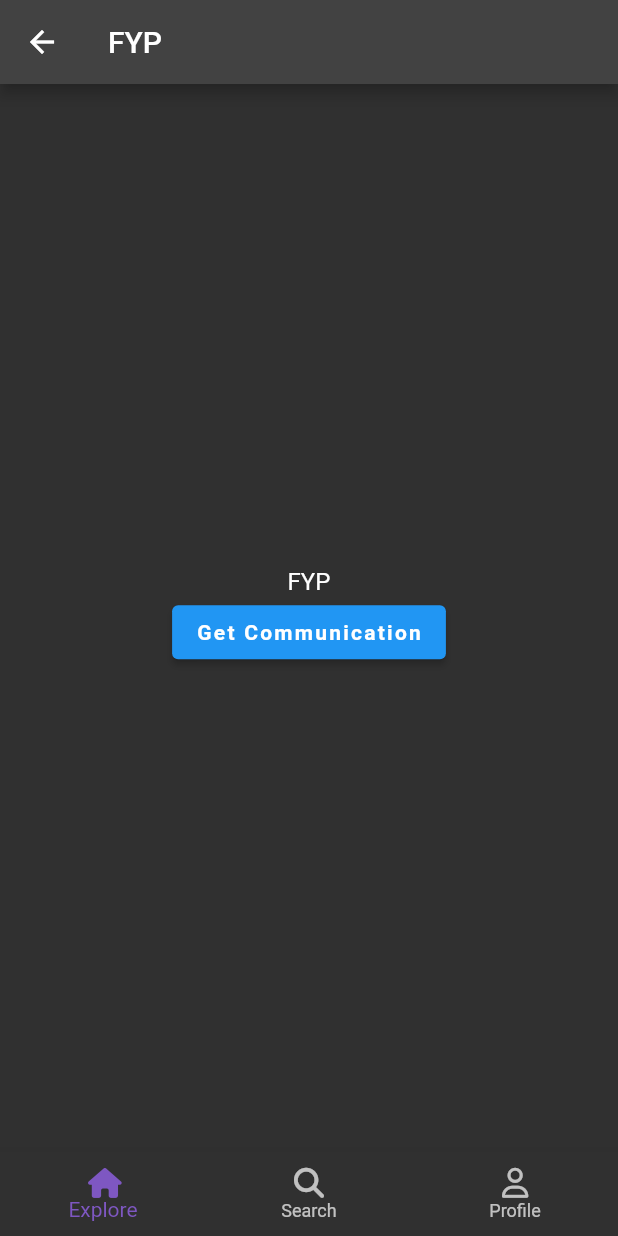
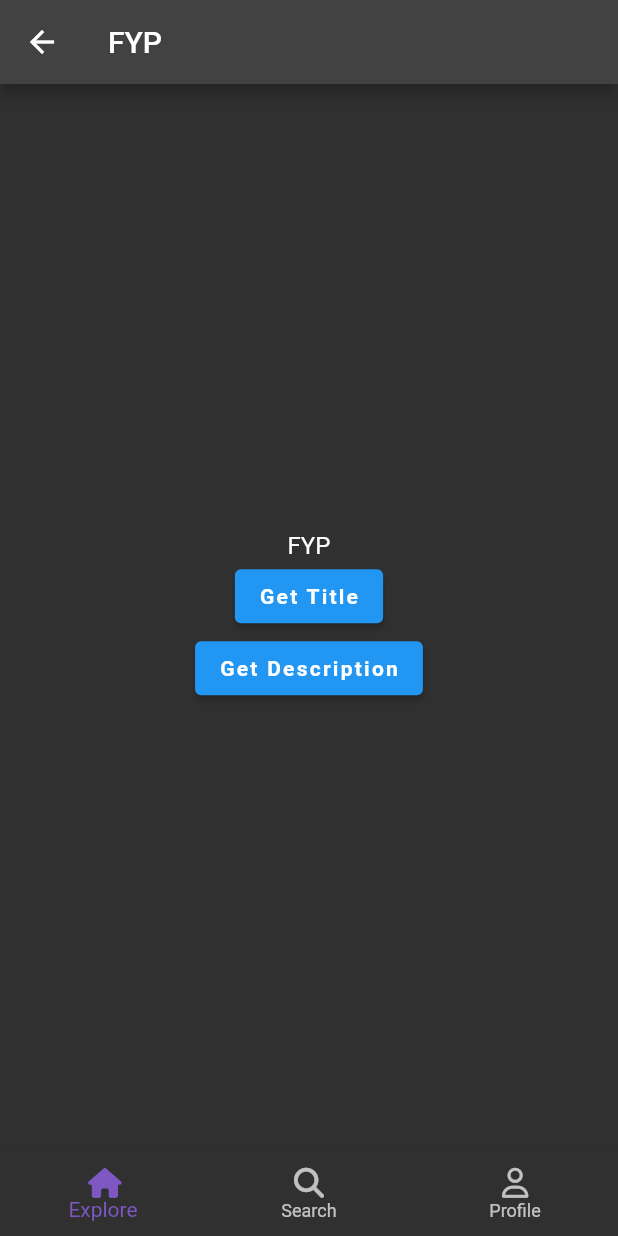
Before and after one commit to halcyonCore/youphoria, a Flutter app: the FypScreen screen opened by its route, on a phone screen of 412 x 824 dp. Run offline on Flutter 3.47's test engine with Material 2 defaults, Android fonts, the phone set to English and light mode, and no system bars; our stand-ins replace cloud_firestore, firebase_auth, firebase_core, font_awesome_flutter, google_fonts, google_sign_in and 1 more; accounts and stored records are empty.

Commit message:
create 1 model on fyp.dart and react to button presses

```diff
--- a/lib/fyp/fyp.dart
+++ b/lib/fyp/fyp.dart
@@ -2,6 +2,15 @@ import 'package:flutter/material.dart';
 import 'package:youphoria/shared/bottom_nav.dart';
 import 'package:youphoria/services/services.dart';
 import 'package:youphoria/shared/shared.dart';
+import 'package:youphoria/services/models.dart';
+
+Communication getModel() {
+  final communication = Communication();
+  communication.setData();
+  return communication;
+}
+
+Communication c = getModel();
 
 class FypScreen extends StatelessWidget {
   const FypScreen({super.key});
@@ -20,12 +29,12 @@ class FypScreen extends StatelessWidget {
               'FYP',
             ),
             ElevatedButton(
-              child: const Text('Get Communication'),
-              onPressed: () async {
-                final topic =
-                    await FirestoreService().getTopic('communication');
-                print(topic!['title']);
-              },
+              child: const Text('Get Title'),
+              onPressed: () => {print(c.title)},
+            ),
+            ElevatedButton(
+              child: const Text('Get Description'),
+              onPressed: () => {print(c.description)},
             ),
           ],
         ),
@@ -34,3 +43,36 @@ class FypScreen extends StatelessWidget {
     );
   }
 }
+
+
+
+
+// Archive / trash
+
+
+  // Future<String> dataModel() async {
+  //   final topic = await FirestoreService().getTopic('communication');
+  //   final title = topic!['title'];
+  //   final description = topic['description'];
+  //   final subtopics = topic['subtopics'];
+  //   return title;
+  // }
+
+
+              // final communication = Communication();
+              // await communication.setData();
+              // print(communication.title);
+              // for (var i in communication.subtopics) {
+              //   print(i);
+              // }
+
+              // onPressed: () => {
+              //   dataModel().then(
+              //     (value) => print(value),
+              //   )
+              // },
+              // onPressed: () async {
+              //   final topic =
+              //       await FirestoreService().getTopic('communication');
+              //   print(topic!['title']);
+              // },
--- a/lib/services/models.dart
+++ b/lib/services/models.dart
@@ -1,14 +1,44 @@
-import 'package:json_annotation/json_annotation.dart';
-part 'models.g.dart';
+import 'package:youphoria/services/services.dart';
+import 'package:youphoria/shared/shared.dart';
 
-@JsonSerializable()
-class Topic {
+class Communication {
+  String title;
   String description;
-  String title;
   List<dynamic> subtopics;
 
-  Topic({this.description = '', this.title = '', this.subtopics = const []});
+  Communication({
+    this.title = '',
+    this.description = '',
+    this.subtopics = const [],
+  });
 
-  factory Topic.fromJson(Map<String, dynamic> json) => _$TopicFromJson(json);
-  Map<String, dynamic> toJson() => _$TopicToJson(this);
+  Future<String> setData() async {
+    final topic = await FirestoreService().getTopic('communication');
+    title = topic!['title'];
+    description = topic['description'];
+    subtopics = topic['subtopics'];
+    return "Done";
+  }
 }
+
+
+
+
+
+
+// Archive / trash
+
+// import 'package:json_annotation/json_annotation.dart';
+// part 'models.g.dart';
+
+// @JsonSerializable()
+// class Topic {
+//   String description;
+//   String title;
+//   List<Map<String, String>> subtopics;
+
+//   Topic({this.description = '', this.title = '', this.subtopics = const []});
+
+//   factory Topic.fromJson(Map<String, dynamic> json) => _$TopicFromJson(json);
+//   Map<String, dynamic> toJson() => _$TopicToJson(this);
+// }
```
Also changed, not shown: lib/services/firestore.dart (+20 -14 lines), lib/services/models.g.dart (deleted).
